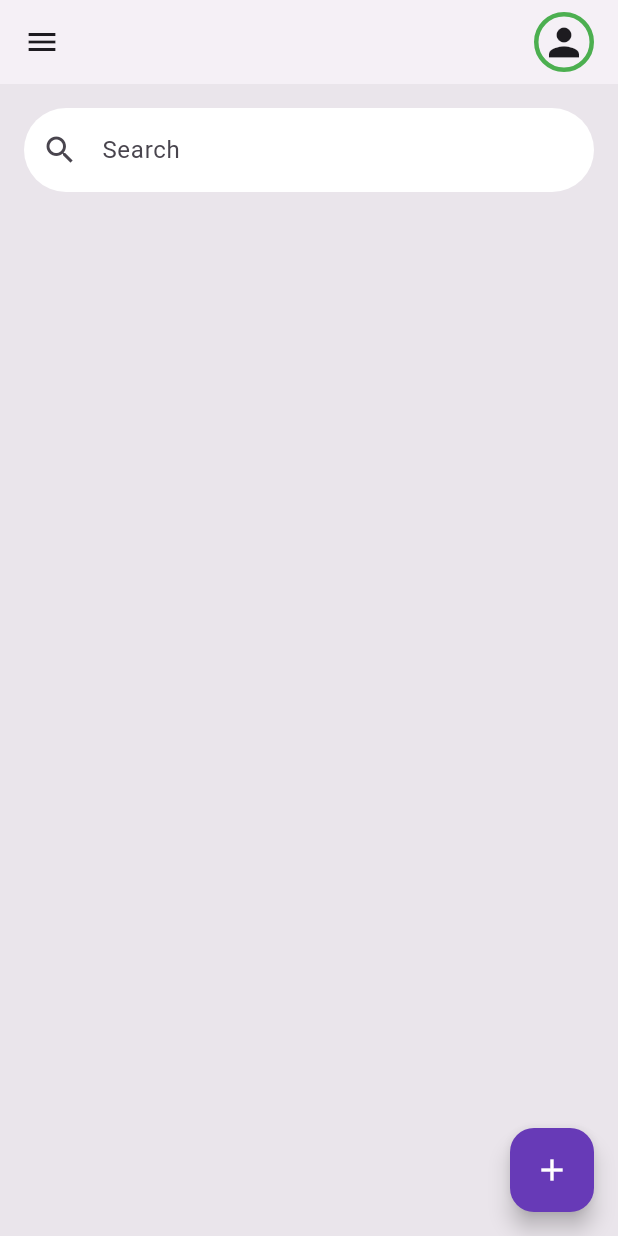
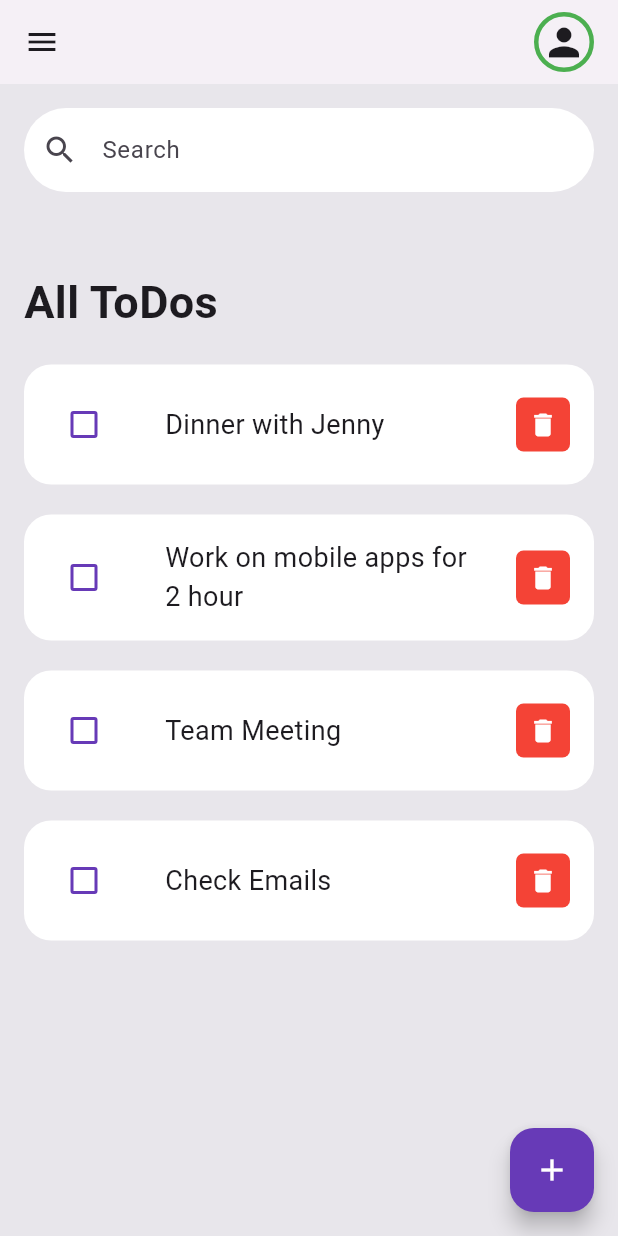
Before and after one commit to Mury05/flutter_todo_app, a Flutter app: the screen it shows after launch, on a phone screen of 412 x 824 dp. Run offline on Flutter 3.47's test engine with Material 3 defaults, Android fonts, the phone set to English and light mode, and no system bars; Roboto replaces fonts that are missing (Arial).

Commit message:
Add Todo list display and enhance home page layout

```diff
--- a/lib/main.dart
+++ b/lib/main.dart
@@ -66,14 +66,52 @@ class _MyHomePageState extends State<MyHomePage> {
 
       body: Container(
         decoration: BoxDecoration(
-          color: const Color.fromARGB(65, 177, 177, 177),
+          color: const Color.fromARGB(255, 232, 230, 235)
         ),
         child: Center(
           child: Column(
             // mainAxisAlignment: MainAxisAlignment.center,
             children: <Widget>[
               // Input Search
-              SearchInput()
+              SearchInput(),
+
+              SizedBox(
+                height: 20,
+              ),
+              Padding(
+                padding: const EdgeInsets.all(16.0),
+                child: Column(
+                  crossAxisAlignment: CrossAxisAlignment.start,
+                  mainAxisAlignment: MainAxisAlignment.start,
+                  children: [
+                    Text(
+                      "All ToDos",
+                      style: TextStyle(
+                          fontSize: 30,
+                          fontWeight: FontWeight.bold,
+                          fontFamily: "Arial"),
+                    ),
+                    SizedBox(
+                      height: 20,
+                    ),
+                    Todo(todoText: "Dinner with Jenny", checkTodo: false),
+                    SizedBox(
+                      height: 20,
+                    ),
+                    Todo(
+                        todoText: "Work on mobile apps for 2 hour",
+                        checkTodo: true),
+                    SizedBox(
+                      height: 20,
+                    ),
+                    Todo(todoText: "Team Meeting", checkTodo: false),
+                    SizedBox(
+                      height: 20,
+                    ),
+                    Todo(todoText: "Check Emails", checkTodo: false),
+                  ],
+                ),
+              )
             ],
           ),
         ),
@@ -87,6 +125,71 @@ class _MyHomePageState extends State<MyHomePage> {
           color: Colors.white,
         ),
       ), // This trailing comma makes auto-formatting nicer for build methods.
+    );
+  }
+}
+
+class Todo extends StatelessWidget {
+  final String todoText;
+  final bool checkTodo;
+  const Todo({
+    super.key,
+    required this.todoText,
+    required this.checkTodo,
+  });
+
+  @override
+  Widget build(BuildContext context) {
+    return Container(
+      padding: EdgeInsets.all(16.0),
+      decoration: BoxDecoration(
+          color: Colors.white, borderRadius: BorderRadius.circular(18)),
+      child: Row(
+        mainAxisAlignment: MainAxisAlignment.spaceBetween,
+        crossAxisAlignment: CrossAxisAlignment.center,
+        children: [
+          Row(
+            mainAxisAlignment: MainAxisAlignment.spaceBetween,
+            crossAxisAlignment: CrossAxisAlignment.center,
+            children: [
+              Checkbox(
+                activeColor: Colors.deepPurple,
+                checkColor: Colors.white,
+                side: BorderSide(color: Colors.deepPurple, width: 2),
+                value: false,
+                onChanged: (bool? newValue) {
+                  newValue = checkTodo;
+                },
+              ),
+              SizedBox(
+                width: 30,
+              ),
+              Container(
+                constraints: BoxConstraints(
+                  maxWidth: MediaQuery.of(context).size.width * 0.5,
+                ),
+                child: Text(
+                  todoText,
+                  style: TextStyle(
+                    fontSize: 18,
+                  ),
+                  overflow: TextOverflow.visible,
+                ),
+              ),
+            ],
+          ),
+          Container(
+            padding: EdgeInsets.all(8.0),
+            decoration: BoxDecoration(
+                color: Colors.red, borderRadius: BorderRadius.circular(5)),
+            child: Icon(
+              Icons.delete,
+              color: Colors.white,
+              size: 20,
+            ),
+          )
+        ],
+      ),
     );
   }
 }
```
Lines whose indentation alone changed are shown as unchanged.
